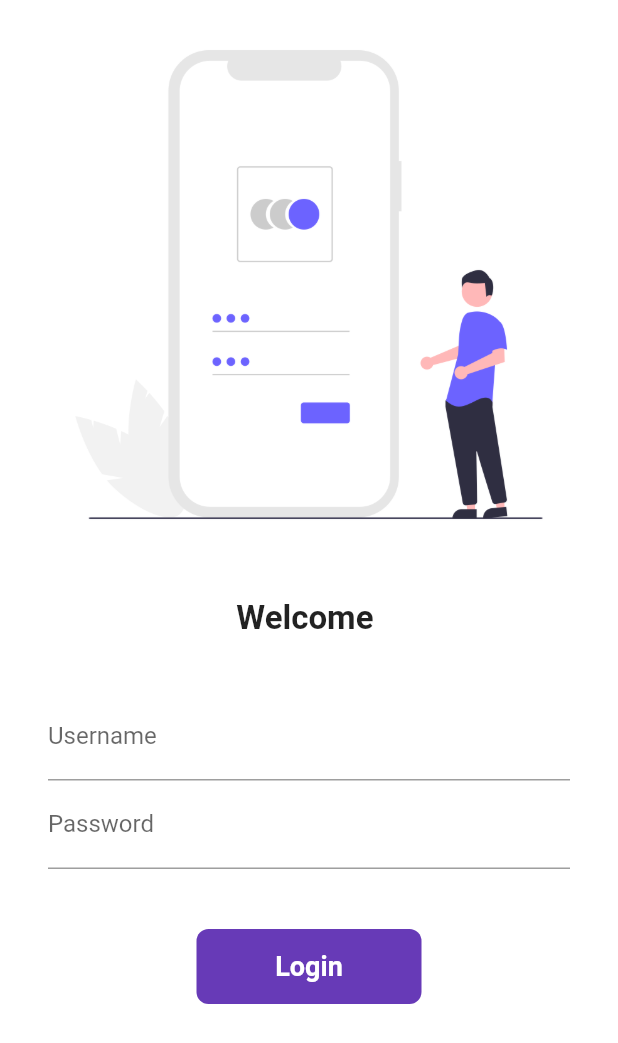
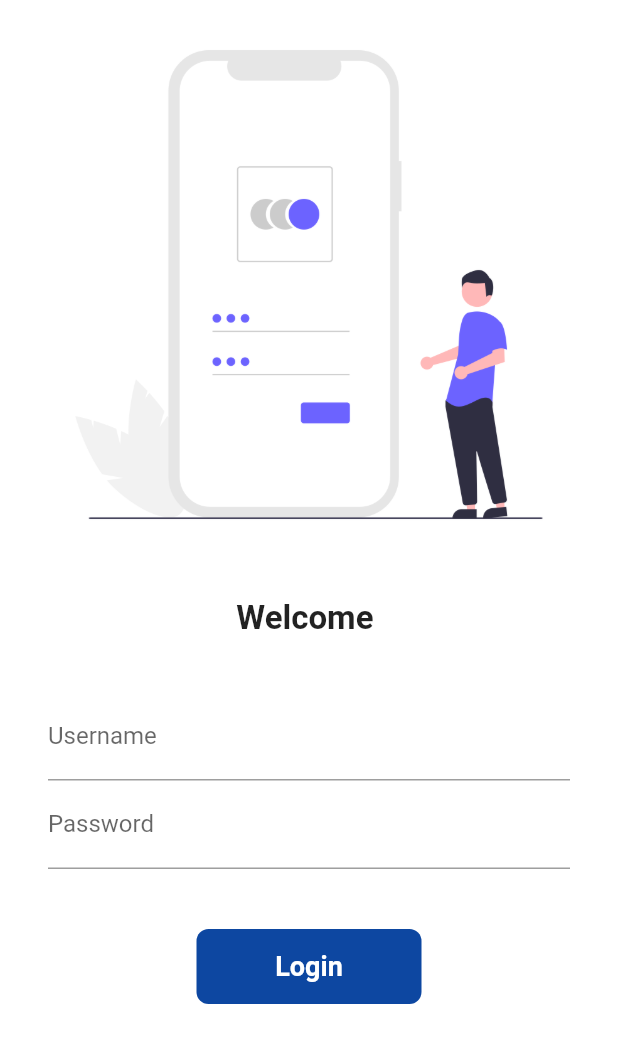
Before and after one commit to Ashutosh2504/flutter_1, a Flutter app: the screen it shows after launch, on a phone screen of 412 x 824 dp. Shown: the top 1043 px of the screen. Run offline on Flutter 3.47's test engine with Material 2 defaults, Android fonts, the phone set to English and light mode, and no system bars.

```diff
--- a/lib/pages/login_page.dart
+++ b/lib/pages/login_page.dart
@@ -9,6 +9,20 @@ class LoginPage extends StatefulWidget {
 class _LoginPageState extends State<LoginPage> {
   String _name = "";
   bool changeBtn = false;
+
+  final _formKey = GlobalKey<FormState>();
+
+  moveToHome(BuildContext context) async {
+    setState(() {
+      changeBtn = true;
+    });
+    await Future.delayed(Duration(seconds: 1));
+    await Navigator.pushNamed(context, MyRoutes.homeRoute);
+    setState(() {
+      changeBtn = false;
+    });
+  }
+
   @override
   Widget build(BuildContext context) {
     return Material(
@@ -35,17 +49,25 @@ class _LoginPageState extends State<LoginPage> {
               padding:
                   const EdgeInsets.symmetric(vertical: 16.0, horizontal: 32.0),
               child: SingleChildScrollView(
+                child: Form(
+                  key: _formKey,
                   child: Column(
                     children: [
                       TextFormField(
+                        decoration: InputDecoration(
+                          hintText: "Enter username",
+                          label: Text("Username"),
+                        ),
                         onChanged: (value) {
                           _name = value;
                           setState(() {});
                         },
-                      decoration: InputDecoration(
-                        hintText: "Enter username",
-                        label: Text("Username"),
-                      ),
+                        // validator: (value) {
+                        //   if (value.isEmpty) {
+                        //     return "Username cannot be empty";
+                        //   }
+                        //   return null;
+                        // },
                       ),
                       TextFormField(
                         obscureText: true,
@@ -53,19 +75,22 @@ class _LoginPageState extends State<LoginPage> {
                           hintText: "Enter password",
                           label: Text("Password"),
                         ),
+                        // validator: (value ) {
+                        //   if (value.length<6) {
+                        //     return "Username cannot be empty";
+                        //   }
+                        //   return null;
+                        // },
                       ),
                       SizedBox(
                         // creates empty box of specified height and we can add child also in it.
                         height: 40,
                       ),
-                    InkWell(
-                      onTap: () async {
-                        setState(() {
-                          changeBtn = true;
-                        });
-                        await Future.delayed(Duration(seconds: 1));
-                        Navigator.pushNamed(context, MyRoutes.homeRoute);
-                      },
+                      Material(
+                        color: Colors.blue[900],
+                        borderRadius: BorderRadius.circular(changeBtn ? 50 : 8),
+                        child: InkWell(
+                          onTap: () => moveToHome(context),
                           child: AnimatedContainer(
                             duration: Duration(seconds: 1),
                             alignment: Alignment.center,
@@ -83,21 +108,11 @@ class _LoginPageState extends State<LoginPage> {
                                         fontWeight: FontWeight.bold,
                                         color: Colors.white),
                                   ),
-                        decoration: BoxDecoration(
-                            color: Colors.deepPurple,
-                            borderRadius: changeBtn
-                                ? BorderRadius.circular(50)
-                                : BorderRadius.circular(8)),
                           ),
                         ),
-                    // ElevatedButton(
-                    //   style: TextButton.styleFrom(minimumSize: Size(150, 50)),
-                    //   child: Text("Login"),
-                    //   onPressed: () {
-                    //     Navigator.pushNamed(context, MyRoutes.homeRoute);
-                    //   },
-                    // )
+                      ),
                     ],
+                  ),
                 ),
               ),
             ),
```
Lines whose indentation alone changed are shown as unchanged.
